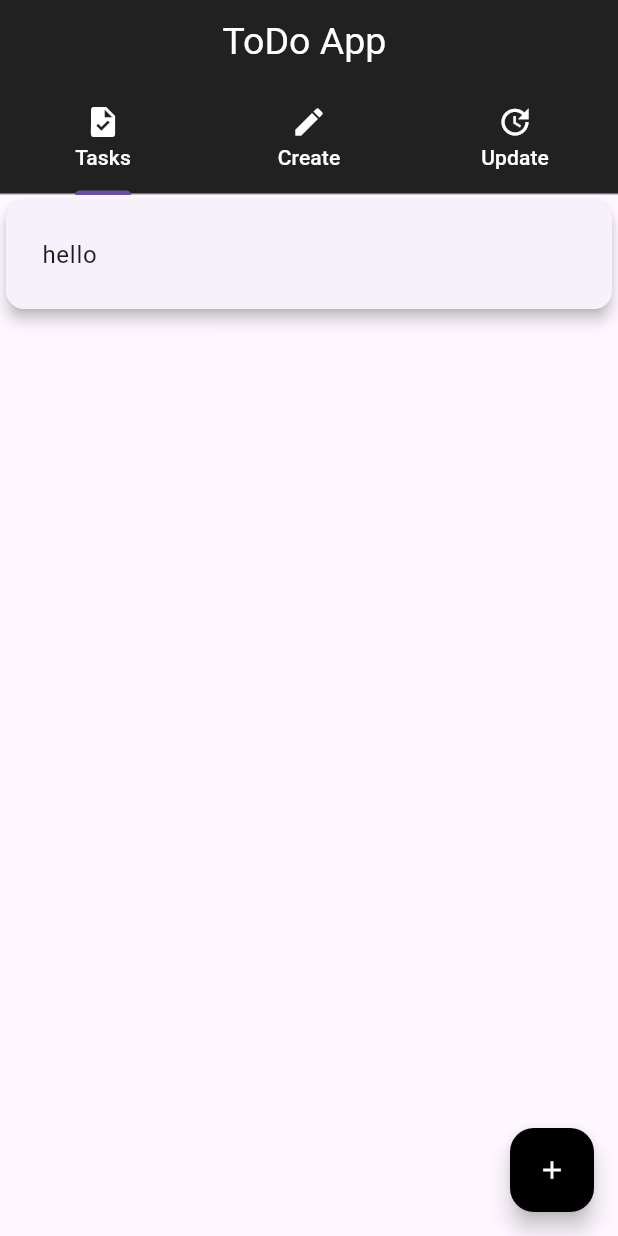
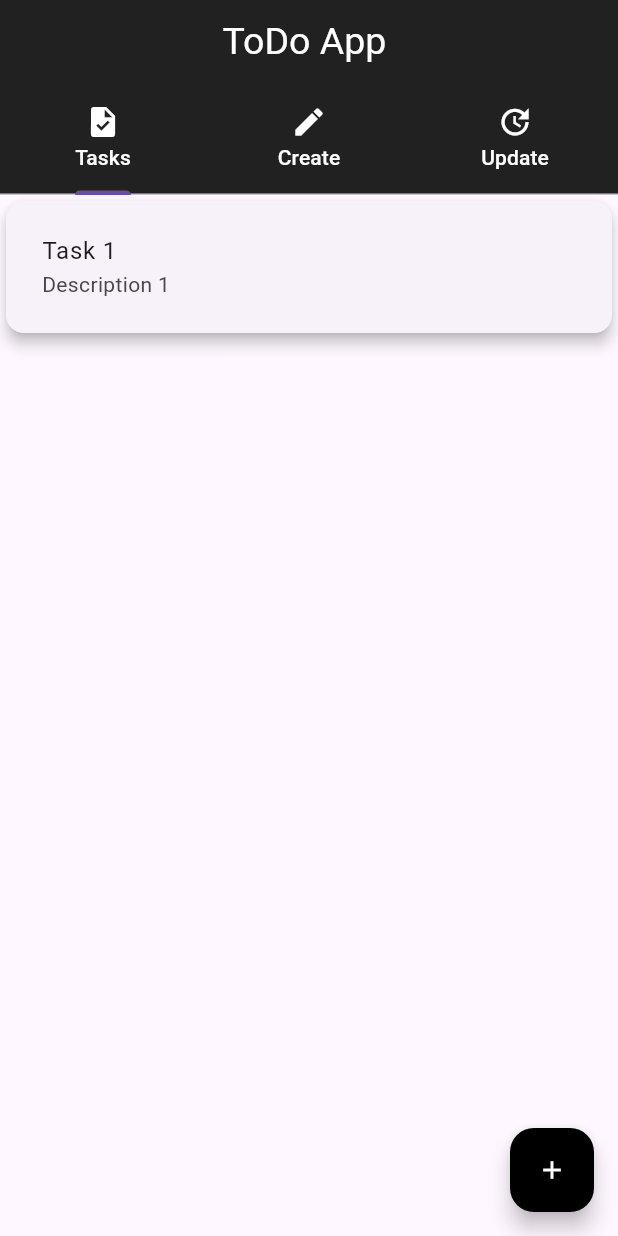
Before and after one commit to PsdeveloperFlutter/lufickapp, a Flutter app: the Mainscreen screen opened directly, on a phone screen of 412 x 824 dp. Run offline on Flutter 3.47's test engine with Material 3 defaults, Android fonts, the light colour scheme and no system bars; our stand-ins replace get; Roboto replaces fonts that are missing (Itim).

Commit message:
Hii It is My Flutter Internship work

```diff
--- a/lib/Todo_Application/screen/Show_Task_From_Database.dart
+++ b/lib/Todo_Application/screen/Show_Task_From_Database.dart
@@ -5,7 +5,12 @@ import 'package:flutter/material.dart';
 import 'package:get/get.dart';
 
 //This is for Showing the List of the Tasks
-RxList<dynamic> taskList = ["hello"].obs;
+RxList<dynamic> taskList = [
+  {
+    "taskName": "Task 1",
+    "taskDescription": "Description 1",
+  }
+].obs;
 
 //Show Task Part from Database
 Widget showTaskpart() {
@@ -21,7 +26,8 @@ Widget showTaskpart() {
              Padding(
                padding: const EdgeInsets.all(8.0),
                child: ListTile(
-                 title: Text(taskList[index]),
+                 title: Text(taskList[index]["taskName"]),
+                 subtitle: Text(taskList[index]["taskDescription"]),
                ),
              ),
           ],
```
